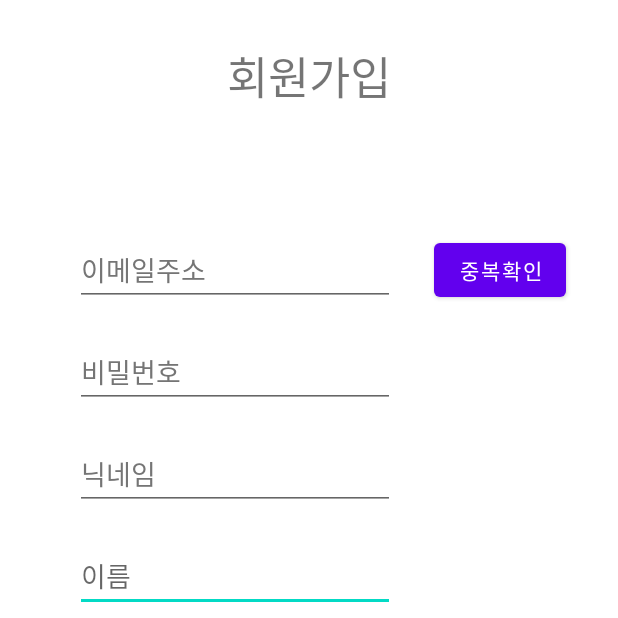
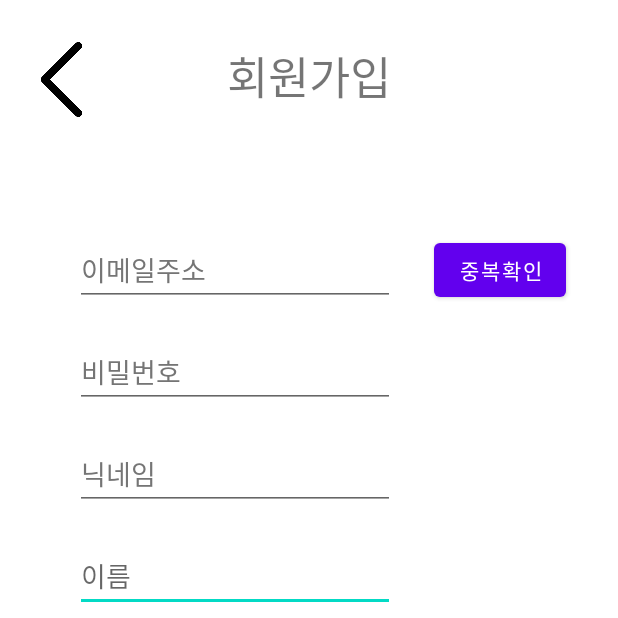
Before and after one commit to isaiah536/WithCulture, an Android app: the SignupActivity screen opened directly, with no data from a screen before it, on a phone screen of 412 x 824 dp, the top half of it. Run offline under Robolectric (Android 15) with nearby library versions, the phone set to English and light mode, and no system bars.

Commit message:
0521여현서2

```diff
--- a/app/src/main/AndroidManifest.xml
+++ b/app/src/main/AndroidManifest.xml
@@ -9,6 +9,9 @@
         android:roundIcon="@mipmap/ic_launcher_round"
         android:supportsRtl="true"
         android:theme="@style/Theme.Withme">
+        <activity
+            android:name=".Accompany"
+            android:exported="false" />
         <activity
             android:name=".SignupActivity"
             android:exported="false" />
@@ -26,7 +29,7 @@
         </activity>
         <activity
             android:name=".MainActivity"
-            android:exported="true"></activity>
+            android:exported="true" />
     </application>
 
 </manifest>
--- a/app/src/main/java/com/example/withme/SignupActivity.java
+++ b/app/src/main/java/com/example/withme/SignupActivity.java
@@ -6,6 +6,8 @@ import android.content.Intent;
 import android.os.Bundle;
 import android.view.View;
 import android.widget.Button;
+import android.widget.ImageButton;
+import android.widget.ImageView;
 
 public class SignupActivity extends AppCompatActivity {
 
@@ -22,6 +24,15 @@ public class SignupActivity extends AppCompatActivity {
                 startActivity(intent);
             }
         });
+
+
+        ImageButton back = findViewById(R.id.back);
+        back.setOnClickListener(new View.OnClickListener(){
+            public void onClick(View v){
+                Intent intent = new Intent(SignupActivity.this,LoginActivity.class);
+                startActivity(intent);
+            }
+        });
     }
 
 }
--- a/app/src/main/res/layout/activity_signup.xml
+++ b/app/src/main/res/layout/activity_signup.xml
@@ -191,4 +191,20 @@
         app:layout_constraintTop_toBottomOf="@+id/editTextPhone"
         app:layout_constraintVertical_bias="0.024" />
 
+    <ImageButton
+        android:id="@+id/back"
+        android:layout_width="50dp"
+        android:layout_height="50dp"
+        android:layout_marginTop="28dp"
+        android:adjustViewBounds="true"
+        android:autofillHints=""
+        android:background="@android:color/transparent"
+        android:contentDescription="@string/tologinpage"
+        android:scaleType="fitCenter"
+        app:layout_constraintEnd_toEndOf="parent"
+        app:layout_constraintHorizontal_bias="0.044"
+        app:layout_constraintStart_toStartOf="parent"
+        app:layout_constraintTop_toTopOf="parent"
+        app:srcCompat="@drawable/back" />
+
 </androidx.constraintlayout.widget.ConstraintLayout>
--- a/app/src/main/res/values/strings.xml
+++ b/app/src/main/res/values/strings.xml
@@ -33,4 +33,8 @@
     <string name="중복확인">중복확인</string>
     <string name="생년월일">생년월일(8자리)</string>
     <string name="인증번호">인증번호</string>
+    <string name="tologinpage">toLoginPage</string>
+    <string name="tomain">toMain</string>
+    <string name="towriteaccompany">toWriteAccompany</string>
+    <string name="동행글리스트">동행글리스트</string>
 </resources>
```
Also changed, not shown: app/src/main/java/com/example/withme/Accompany.java (added, +14 -0 lines), app/src/main/res/layout/activity_accompany.xml (added, +52 -0 lines), app/src/main/res/drawable-v24/back.png (added), app/src/main/res/drawable-v24/edit.png (added).
